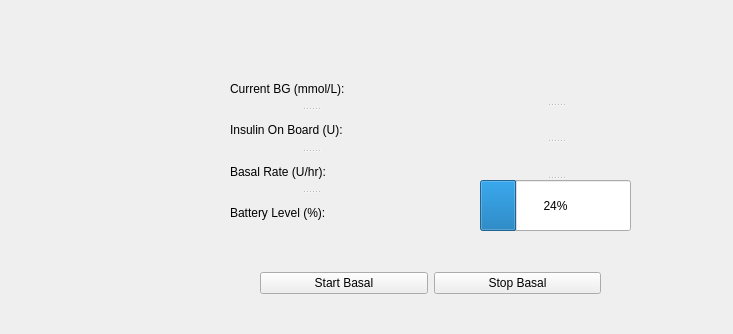
First picture: the form in app/StatusPage.ui, repository JunYYZ/comp3004, before the edit.
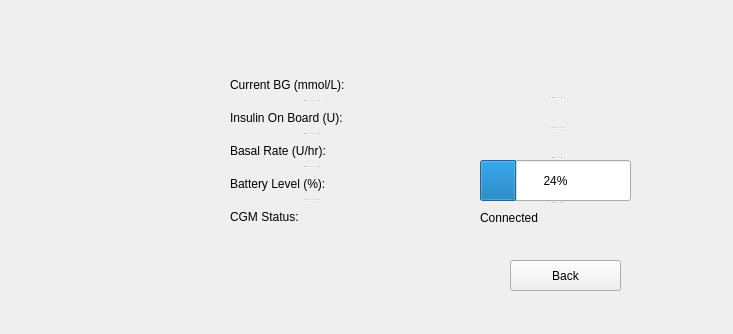
Second picture: the form after the edit.

Commit message: modified / added logic in home, status, settings, pump info

```diff
--- a/app/StatusPage.ui
+++ b/app/StatusPage.ui
@@ -45,6 +45,11 @@
      <string>Battery Level (%):</string>
     </property>
    </widget>
+   <widget class="QLabel" name="lblCGM">
+    <property name="text">
+     <string>CGM Status:</string>
+    </property>
+   </widget>
   </widget>
   <widget class="QSplitter" name="splitter_2">
    <property name="geometry">
@@ -78,32 +83,24 @@
      <number>24</number>
     </property>
    </widget>
+   <widget class="QLabel" name="lblCGMVal">
+    <property name="text">
+     <string>Connected</string>
+    </property>
+   </widget>
   </widget>
-  <widget class="QWidget" name="layoutWidget">
+  <widget class="QPushButton" name="btnBack">
    <property name="geometry">
     <rect>
-     <x>260</x>
-     <y>270</y>
-     <width>341</width>
-     <height>27</height>
+     <x>510</x>
+     <y>260</y>
+     <width>111</width>
+     <height>31</height>
     </rect>
    </property>
-   <layout class="QHBoxLayout" name="horizontalLayout">
-    <item>
-     <widget class="QPushButton" name="btnStart">
-      <property name="text">
-       <string>Start Basal</string>
-      </property>
-     </widget>
-    </item>
-    <item>
-     <widget class="QPushButton" name="btnStop">
-      <property name="text">
-       <string>Stop Basal</string>
-      </property>
-     </widget>
-    </item>
-   </layout>
+   <property name="text">
+    <string>Back</string>
+   </property>
   </widget>
  </widget>
  <resources/>
```
The commit also changes 7 other files.
